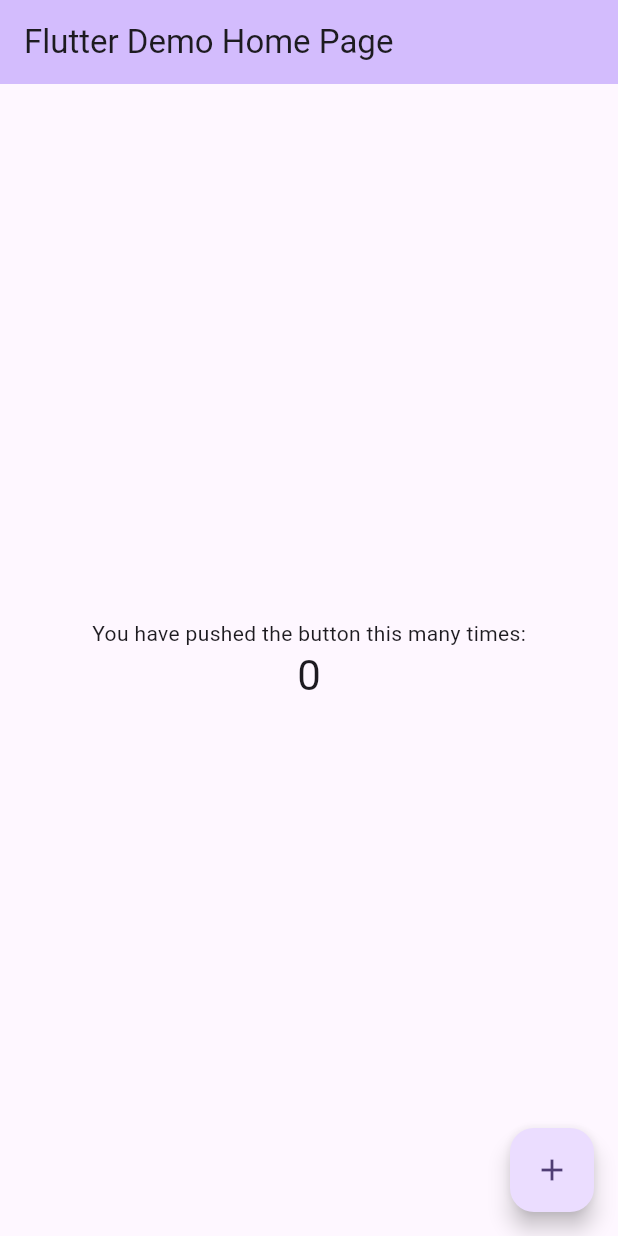
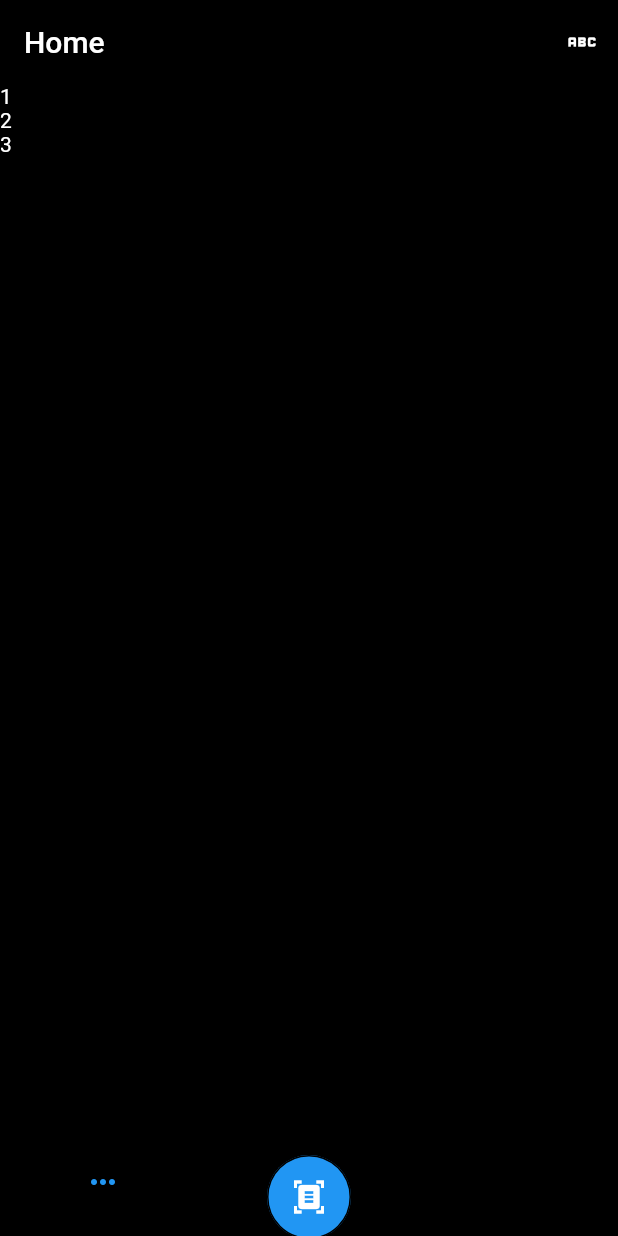
Before and after one commit to UOA-COMPCSI778-LY-2023/sparklingapp, a Flutter app: the screen it shows after launch, on a phone screen of 412 x 824 dp. Run offline on Flutter 3.47's test engine with Material 2 defaults, Android fonts, the phone set to English and light mode, and no system bars.

Commit message:
create basic home layout

```diff
--- /dev/null
+++ b/lib/components/Button.dart
@@ -0,0 +1,37 @@
+import 'package:flutter/material.dart';
+
+//在原始浮动按钮的基础上增加自定义偏移位置的参数
+class CustomFloatingActionButtonLocation extends FloatingActionButtonLocation {
+  FloatingActionButtonLocation location;
+  double offsetX; // X方向的偏移量
+  double offsetY; // Y方向的偏移量
+  CustomFloatingActionButtonLocation(this.location, this.offsetX, this.offsetY);
+
+  @override
+  Offset getOffset(ScaffoldPrelayoutGeometry scaffoldGeometry) {
+    Offset offset = location.getOffset(scaffoldGeometry);
+    return Offset(offset.dx + offsetX, offset.dy + offsetY);
+  }
+}
+
+//在原始浮动按钮动画的效果上，关闭其加载时的动画效果
+class scalingAnimation extends FloatingActionButtonAnimator {
+  late double _x;
+  late double _y;
+  @override
+  Offset getOffset({Offset? begin, Offset? end, required double progress}) {
+    _x = begin!.dx + (end!.dx - begin.dx) * progress;
+    _y = begin.dy + (end.dy - begin.dy) * progress;
+    return Offset(_x, _y);
+  }
+
+  @override
+  Animation<double> getRotationAnimation({required Animation<double> parent}) {
+    return Tween<double>(begin: 1.0, end: 1.0).animate(parent);
+  }
+
+  @override
+  Animation<double> getScaleAnimation({required Animation<double> parent}) {
+    return Tween<double>(begin: 1.0, end: 1.0).animate(parent);
+  }
+}
--- a/lib/main.dart
+++ b/lib/main.dart
@@ -1,4 +1,6 @@
 import 'package:flutter/material.dart';
+
+import 'routes/MainMenu.dart';
 
 void main() {
   runApp(const MyApp());
@@ -11,28 +13,9 @@ class MyApp extends StatelessWidget {
   @override
   Widget build(BuildContext context) {
     return MaterialApp(
-      title: 'Flutter Demo',
-      theme: ThemeData(
-        // This is the theme of your application.
-        //
-        // TRY THIS: Try running your application with "flutter run". You'll see
-        // the application has a blue toolbar. Then, without quitting the app,
-        // try changing the seedColor in the colorScheme below to Colors.green
-        // and then invoke "hot reload" (save your changes or press the "hot
-        // reload" button in a Flutter-supported IDE, or press "r" if you used
-        // the command line to start the app).
-        //
-        // Notice that the counter didn't reset back to zero; the application
-        // state is not lost during the reload. To reset the state, use hot
-        // restart instead.
-        //
-        // This works for code too, not just values: Most code changes can be
-        // tested with just a hot reload.
-        colorScheme: ColorScheme.fromSeed(seedColor: Colors.deepPurple),
-        useMaterial3: true,
-      ),
-      home: const MyHomePage(title: 'Flutter Demo Home Page'),
-    );
+        // home:Tabs(),
+        initialRoute: '/', //初始化的时候加载的路由
+        onGenerateRoute: onGenerateRoute);
   }
 }
 
--- /dev/null
+++ b/lib/pages/HomePage.dart
@@ -0,0 +1,57 @@
+import 'dart:async';
+
+import 'package:flutter/material.dart';
+
+class HomePage extends StatefulWidget {
+  HomePage({Key? key}) : super(key: key);
+  _HomePageState createState() => _HomePageState();
+}
+
+class _HomePageState extends State<HomePage> {
+  @override
+  void initState() {
+    super.initState();
+  }
+
+  @override
+  Widget build(BuildContext context) {
+    double contentHeight =
+        MediaQuery.of(context).size.height - 220 - 200; //窗口模式下需要减120，否则底部会留空
+    if (contentHeight < 60) contentHeight = 60;
+    return Scaffold(
+      backgroundColor: Colors.black,
+      appBar: AppBar(
+        title: Text("Home"),
+        backgroundColor: Colors.black, //标题行背景色
+        centerTitle: false, //标题居中显示
+        elevation: 0, //去掉底部阴影
+        actions: [
+          IconButton(
+              onPressed: () async {
+                // await Navigator.of(context).push<void>(MyRouter.createRoute(Cfg_VoterPage(), "top"));
+              },
+              icon: Icon(Icons.abc))
+        ],
+      ),
+      body: Column(
+        mainAxisAlignment: MainAxisAlignment.start,
+        children: [
+          Column(
+            children: [
+              Text(
+                "1",
+                style: TextStyle(color: Colors.white),
+              )
+            ],
+          ),
+          Column(
+            children: [Text("2", style: TextStyle(color: Colors.white))],
+          ),
+          Column(
+            children: [Text("3", style: TextStyle(color: Colors.white))],
+          )
+        ],
+      ),
+    );
+  }
+}
--- /dev/null
+++ b/lib/pages/NavigatePage.dart
@@ -0,0 +1,85 @@
+import 'package:flutter/material.dart';
+import 'package:sugarscanning/pages/HomePage.dart';
+
+import '../components/Button.dart';
+
+class NavigatePage extends StatefulWidget {
+  const NavigatePage({Key? key}) : super(key: key);
+
+  @override
+  _NavigatePageState createState() => _NavigatePageState();
+}
+
+class _NavigatePageState extends State<NavigatePage> {
+  int _currentIndex = 0;
+  final List<Widget> _pageList = [
+    HomePage(),
+    Text(" "),
+    HomePage(),
+  ];
+
+  @override
+  void initState() {
+    super.initState();
+  }
+
+  @override
+  Widget build(BuildContext context) {
+    final colorScheme = Theme.of(context).colorScheme;
+
+    return Scaffold(
+      floatingActionButton: FloatingActionButton(
+        backgroundColor: Colors.blue,
+        shape: CircleBorder(side: BorderSide(color: Colors.black)),
+        elevation: 0,
+        child: Icon(Icons.document_scanner, color: Colors.white),
+        onPressed: () {},
+      ),
+      floatingActionButtonAnimator: scalingAnimation(),
+      floatingActionButtonLocation: CustomFloatingActionButtonLocation(
+          FloatingActionButtonLocation.centerDocked, 0, 30),
+      body: Stack(
+        children: [
+          IndexedStack(
+            index: _currentIndex,
+            children: _pageList,
+          ),
+          Positioned(
+              bottom: 0,
+              left: 0,
+              right: 0,
+              height: 0,
+              child: LinearProgressIndicator()),
+          Positioned(
+              bottom: 7,
+              left: 0,
+              right: 0,
+              height: 0,
+              child: Text(
+                "logMsg",
+                textAlign: TextAlign.center,
+                style: TextStyle(fontSize: 10, color: Colors.grey),
+              )),
+        ],
+      ),
+      bottomNavigationBar: BottomNavigationBar(
+        elevation: 3,
+        backgroundColor: Colors.black,
+        currentIndex: _currentIndex,
+        onTap: (int index) {
+          setState(() {
+            _currentIndex = index;
+          });
+        },
+        //iconSize: 18.0,
+        fixedColor: Colors.blue,
+        type: BottomNavigationBarType.fixed,
+        items: const [
+          BottomNavigationBarItem(icon: Icon(Icons.more_horiz), label: (" ")),
+          BottomNavigationBarItem(icon: Icon(Icons.more_horiz), label: (" ")),
+          BottomNavigationBarItem(icon: Icon(Icons.more_horiz), label: (" ")),
+        ],
+      ),
+    );
+  }
+}
--- /dev/null
+++ b/lib/routes/MainMenu.dart
@@ -0,0 +1,24 @@
+import 'package:flutter/material.dart';
+import 'package:sugarscanning/pages/NavigatePage.dart';
+
+final routes = {
+  '/': (context) => NavigatePage(),
+  '/form': (context) => NavigatePage(),
+};
+
+var onGenerateRoute = (RouteSettings settings) {
+  final String? name = settings.name;
+  final Function pageContentBuilder = routes[name] as Function;
+  if (pageContentBuilder != null) {
+    if (settings.arguments != null) {
+      final Route route = MaterialPageRoute(
+          builder: (context) =>
+              pageContentBuilder(context, arguments: settings.arguments));
+      return route;
+    } else {
+      final Route route =
+          MaterialPageRoute(builder: (context) => pageContentBuilder(context));
+      return route;
+    }
+  }
+};
```
